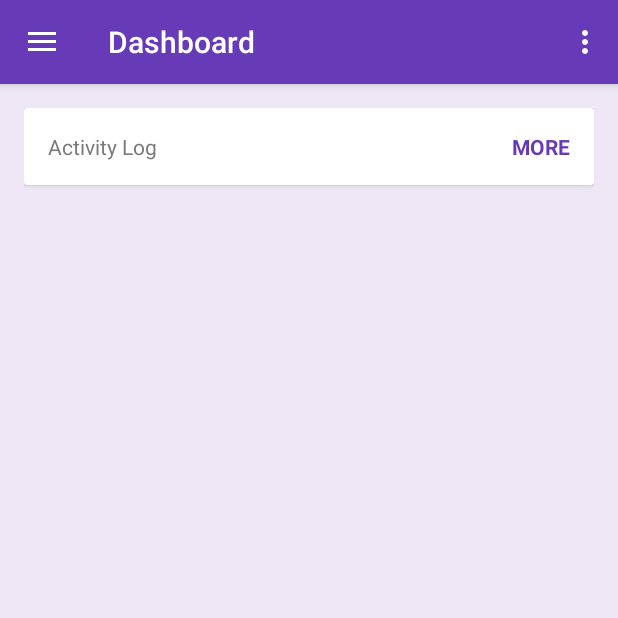
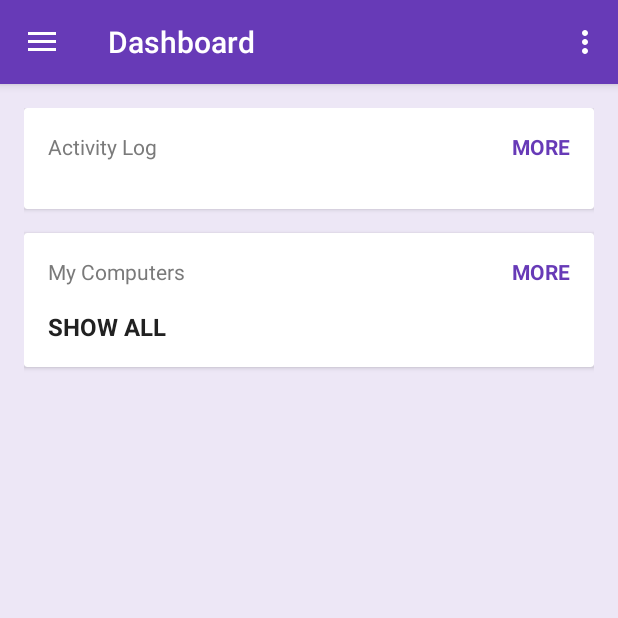
Before and after one commit to floryt/android-app, an Android app: the screen it shows after launch once a user with an empty profile is signed in (MainActivity), on a phone screen of 412 x 824 dp, the top half of it. Run offline under Robolectric (Android 15) with nearby library versions, the phone set to English and light mode, and no system bars; our stand-ins replace Firebase (no records; nobody signed in at launch, a user with empty details on screens opened directly); libraries missing offline, so code that uses them is left out: com.firebase.ui; pictures from the network do not load; 2 statements that could not run were skipped.

Commit message:
Add my computers card in dashboard

```diff
--- a/app/src/main/java/com/floryt/app/fragments/DashboardFragment.java
+++ b/app/src/main/java/com/floryt/app/fragments/DashboardFragment.java
@@ -16,6 +16,7 @@ import android.widget.Toast;
 import com.floryt.app.R;
 import com.floryt.common.ActivityLog;
 import com.floryt.common.Common;
+import com.floryt.common.Computer;
 import com.google.firebase.database.DataSnapshot;
 import com.google.firebase.database.DatabaseError;
 import com.google.firebase.database.DatabaseReference;
@@ -28,8 +29,10 @@ import com.google.firebase.database.ValueEventListener;
 
 public class DashboardFragment extends Fragment {
     private static final DashboardFragment ourInstance = new DashboardFragment();
-    FirebaseDatabase database;
-    DatabaseReference activityLogRef;
+    private FirebaseDatabase database;
+    private DatabaseReference myRef;
+    private DatabaseReference activityLogRef;
+    private DatabaseReference myComputersRef;
 
     public static DashboardFragment getInstance() {
         return ourInstance;
@@ -37,7 +40,9 @@ public class DashboardFragment extends Fragment {
 
     public DashboardFragment() {
         database = FirebaseDatabase.getInstance();
-        activityLogRef = database.getReference("Users").child(Common.getUid()).child("ActivityLog");
+        myRef = database.getReference("Users").child(Common.getUid());
+        activityLogRef = myRef.child("ActivityLog");
+        myComputersRef = myRef.child("computers");
     }
 
     @Override
@@ -50,19 +55,20 @@ public class DashboardFragment extends Fragment {
     public View onCreateView(final LayoutInflater inflater, @Nullable ViewGroup container, Bundle savedInstanceState) {
         View view = inflater.inflate(R.layout.dashboard_layout, container, false);
         getActivity().setTitle("Dashboard");
-        final LinearLayout list = (LinearLayout) view.findViewById(R.id.activity_log_list);
+        final LinearLayout activityLogLayout = (LinearLayout) view.findViewById(R.id.activity_log_list);
+        final LinearLayout myComputersLayout = (LinearLayout) view.findViewById(R.id.my_computers_list_layout);
 
-        view.findViewById(R.id.more_button).setOnClickListener(new View.OnClickListener() {
+        view.findViewById(R.id.activity_log_more_button).setOnClickListener(new View.OnClickListener() {
             @Override
             public void onClick(View v) {
                 getFragmentManager().beginTransaction().replace(R.id.content, MyComputersFragment.getInstance()).commit();
             }
         });
 
-        ValueEventListener valueEventListener = new ValueEventListener() {
+        ValueEventListener activityLogValueEventListener = new ValueEventListener() {
             @Override
             public void onDataChange(DataSnapshot dataSnapshot) {
-                list.removeAllViews();
+                activityLogLayout.removeAllViews();
                 for(DataSnapshot activityLogData : dataSnapshot.getChildren()){
                     ActivityLog activityLog = activityLogData.getValue(ActivityLog.class);
 
@@ -77,7 +83,7 @@ public class DashboardFragment extends Fragment {
                         }
                     });
 
-                    list.addView(item);
+                    activityLogLayout.addView(item);
                 }
             }
 
@@ -86,9 +92,44 @@ public class DashboardFragment extends Fragment {
                 //TODO implement on cancel
             }
         };
+        activityLogRef.orderByChild("time").limitToFirst(3).addValueEventListener(activityLogValueEventListener);
 
-        activityLogRef.orderByChild("time").limitToFirst(3).addValueEventListener(valueEventListener);
 
+        view.findViewById(R.id.my_computers_more_button).setOnClickListener(new View.OnClickListener() {
+            @Override
+            public void onClick(View v) {
+                getFragmentManager().beginTransaction().replace(R.id.content, MyComputersFragment.getInstance()).commit();
+            }
+        });
+
+        ValueEventListener myComputersValueEventListener = new ValueEventListener() {
+            @Override
+            public void onDataChange(DataSnapshot dataSnapshot) {
+                myComputersLayout.removeAllViews();
+                for(DataSnapshot computerData : dataSnapshot.getChildren()){
+                    Computer computer = computerData.getValue(Computer.class);
+
+                    View item = inflater.inflate(R.layout.my_computer_item, null);
+                    item.setOnClickListener(new View.OnClickListener() {
+                        @Override
+                        public void onClick(View v) {
+                            //TODO add implementation
+                            Toast.makeText(DashboardFragment.getInstance().getContext(), ((TextView)v.findViewById(R.id.computer_name)).getText(), Toast.LENGTH_SHORT).show();
+                        }
+                    });
+                    ((TextView)item.findViewById(R.id.computer_name)).setText(computer.getName());
+
+                    myComputersLayout.addView(item);
+                }
+                myComputersLayout.addView(inflater.inflate(R.layout.my_computer_show_all_item, null));
+            }
+
+            @Override
+            public void onCancelled(DatabaseError databaseError) {
+                //TODO add implementation
+            }
+        };
+        myComputersRef.addValueEventListener(myComputersValueEventListener);
 
         return view;
     }
@@ -108,9 +149,11 @@ class ActivityLogItemClickListener implements PopupMenu.OnMenuItemClickListener
     public boolean onMenuItemClick(MenuItem menuItem) {
         switch (menuItem.getItemId()) {
             case R.id.show_computer:
+                //TODO add implementation
                 Toast.makeText(DashboardFragment.getInstance().getContext(), "Show computer", Toast.LENGTH_SHORT).show();
                 return true;
             case R.id.show_user:
+                //TODO add implementation
                 Toast.makeText(DashboardFragment.getInstance().getContext(), "Show user", Toast.LENGTH_SHORT).show();
                 return true;
             default:
--- a/app/src/main/res/layout/activity_log_item.xml
+++ b/app/src/main/res/layout/activity_log_item.xml
@@ -33,7 +33,7 @@
             android:ellipsize="end"
             android:lines="1"
             android:text="@string/dummy_computer_name"
-            android:textSize="@dimen/msg_text_primary"
+            android:textSize="@dimen/text_primary"
             android:textStyle="bold" />
 
         <TextView
--- a/app/src/main/res/layout/dashboard_layout.xml
+++ b/app/src/main/res/layout/dashboard_layout.xml
@@ -8,10 +8,17 @@
             android:paddingLeft="@dimen/activity_horizontal_margin"
             android:paddingRight="@dimen/activity_horizontal_margin"
             xmlns:card_view="http://schemas.android.com/apk/res-auto">
+
+    <LinearLayout
+        android:layout_width="match_parent"
+        android:layout_height="wrap_content"
+        android:orientation="vertical">
+
         <android.support.v7.widget.CardView
             android:id="@+id/activity_log_card"
             android:layout_width="fill_parent"
             android:layout_height="wrap_content"
+            android:layout_marginBottom="@dimen/activity_vertical_margin"
             android:elevation="8dp"
             card_view:cardCornerRadius="2dp">
 
@@ -25,7 +32,7 @@
                 android:paddingRight="@dimen/activity_horizontal_margin">
 
                 <TextView
-                android:id="@+id/title"
+                    android:id="@+id/activity_log_title"
                     android:layout_width="wrap_content"
                     android:layout_height="wrap_content"
                     android:text="@string/activity_log"
@@ -33,7 +40,7 @@
                     android:textColor="@color/text_gray"/>
 
                 <TextView
-                android:id="@+id/more_button"
+                    android:id="@+id/activity_log_more_button"
                     android:layout_width="wrap_content"
                     android:layout_height="wrap_content"
                     android:text="@string/more"
@@ -47,10 +54,64 @@
                     android:id="@+id/activity_log_list"
                     android:layout_width="match_parent"
                     android:layout_height="wrap_content"
-                android:layout_below="@id/title"
+                    android:layout_marginTop="@dimen/activity_vertical_margin"
+                    android:layout_below="@id/activity_log_title"
                     android:orientation="vertical"/>
 
             </RelativeLayout>
         </android.support.v7.widget.CardView>
 
+        <android.support.v7.widget.CardView
+            android:id="@+id/my_computers_card"
+            android:layout_width="fill_parent"
+            android:layout_height="wrap_content"
+            android:layout_marginBottom="@dimen/activity_vertical_margin"
+            android:elevation="8dp"
+            card_view:cardCornerRadius="2dp">
+
+            <RelativeLayout
+                xmlns:android="http://schemas.android.com/apk/res/android"
+                android:layout_width="match_parent"
+                android:layout_height="wrap_content"
+                android:paddingBottom="@dimen/activity_vertical_margin"
+                android:paddingTop="@dimen/activity_vertical_margin"
+                android:paddingLeft="@dimen/activity_horizontal_margin"
+                android:paddingRight="@dimen/activity_horizontal_margin">
+
+                <TextView
+                    android:id="@+id/my_computers_title"
+                    android:layout_width="wrap_content"
+                    android:layout_height="wrap_content"
+                    android:text="@string/my_computers"
+                    android:textSize="14sp"
+                    android:textColor="@color/text_gray"/>
+
+                <TextView
+                    android:id="@+id/my_computers_more_button"
+                    android:layout_width="wrap_content"
+                    android:layout_height="wrap_content"
+                    android:text="@string/more"
+                    android:textSize="14sp"
+                    android:textStyle="bold"
+                    android:layout_alignParentEnd="true"
+                    android:textColor="@color/material_deep_purple_500"
+                    tools:ignore="RelativeOverlap"/>
+
+                <HorizontalScrollView
+                    android:id="@+id/my_computers_list"
+                    android:layout_width="match_parent"
+                    android:layout_height="wrap_content"
+                    android:layout_below="@id/my_computers_title"
+                    android:scrollbars="none">
+                    <LinearLayout
+                        android:id="@+id/my_computers_list_layout"
+                        android:layout_width="wrap_content"
+                        android:layout_height="wrap_content"
+                        android:layout_marginTop="@dimen/activity_vertical_margin"
+                        android:orientation="horizontal"/>
+
+                </HorizontalScrollView>
+            </RelativeLayout>
+        </android.support.v7.widget.CardView>
+    </LinearLayout>
 </ScrollView>
--- /dev/null
+++ b/app/src/main/res/layout/my_computer_item.xml
@@ -0,0 +1,22 @@
+<?xml version="1.0" encoding="utf-8"?>
+<LinearLayout xmlns:android="http://schemas.android.com/apk/res/android"
+              android:orientation="vertical"
+              android:layout_width="match_parent"
+              android:layout_height="match_parent">
+    <ImageView
+        android:id="@+id/computer_image"
+        android:layout_width="100dp"
+        android:layout_height="100dp"
+        android:layout_gravity="center_horizontal"
+        android:scaleType="fitCenter"
+        android:src="@drawable/ic_account_circle_black_24dp"/>
+
+    <TextView
+        android:id="@+id/computer_name"
+        android:layout_width="match_parent"
+        android:layout_height="wrap_content"
+        android:gravity="center"
+        android:padding="5dp"
+        android:text="@string/dummy_computer_name"
+        android:textSize="@dimen/text_primary"/>
+</LinearLayout>
--- /dev/null
+++ b/app/src/main/res/layout/my_computer_show_all_item.xml
@@ -0,0 +1,15 @@
+<?xml version="1.0" encoding="utf-8"?>
+<LinearLayout xmlns:android="http://schemas.android.com/apk/res/android"
+              android:orientation="vertical"
+              android:layout_width="match_parent"
+              android:layout_height="match_parent">
+    <TextView
+        android:layout_width="match_parent"
+        android:layout_height="match_parent"
+        android:gravity="center"
+        android:layout_gravity="center"
+        android:foregroundGravity="center"
+        android:text="@string/show_all"
+        android:textStyle="bold"
+        android:textSize="@dimen/text_primary"/>
+</LinearLayout>
--- a/app/src/main/res/values/dimens.xml
+++ b/app/src/main/res/values/dimens.xml
@@ -15,7 +15,7 @@
     <dimen name="margin_default">4dp</dimen>
     <dimen name="margin_large">32dp</dimen>
     <dimen name="padding_list_row">16dp</dimen>
-    <dimen name="msg_text_primary">16sp</dimen>
+    <dimen name="text_primary">16sp</dimen>
     <dimen name="text_secondary">14sp</dimen>
     <dimen name="timestamp">12sp</dimen>
     <dimen name="icon_width_height">40dp</dimen>
--- a/app/src/main/res/values/strings.xml
+++ b/app/src/main/res/values/strings.xml
@@ -54,4 +54,5 @@
     <string name="show_user">Show user</string>
     <string name="more">MORE</string>
     <string name="computer_image">Computer image</string>
+    <string name="show_all">SHOW ALL</string>
 </resources>
```
Lines whose indentation alone changed are shown as unchanged.
